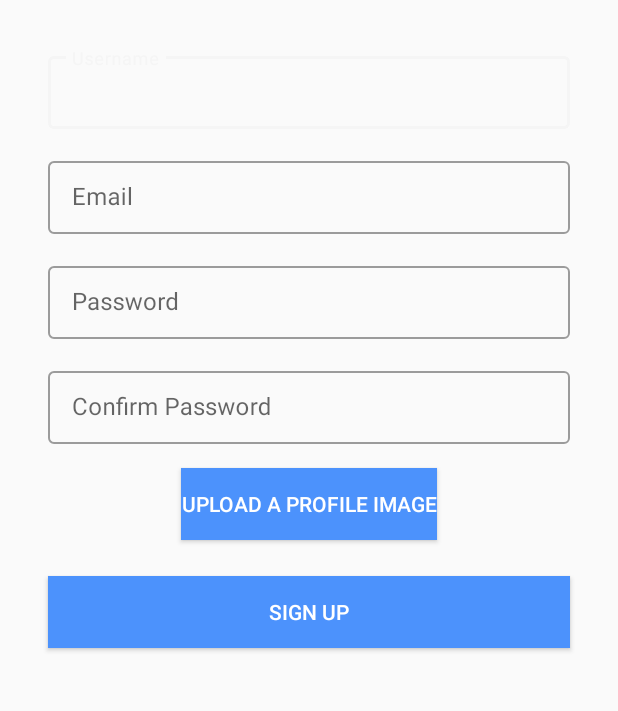
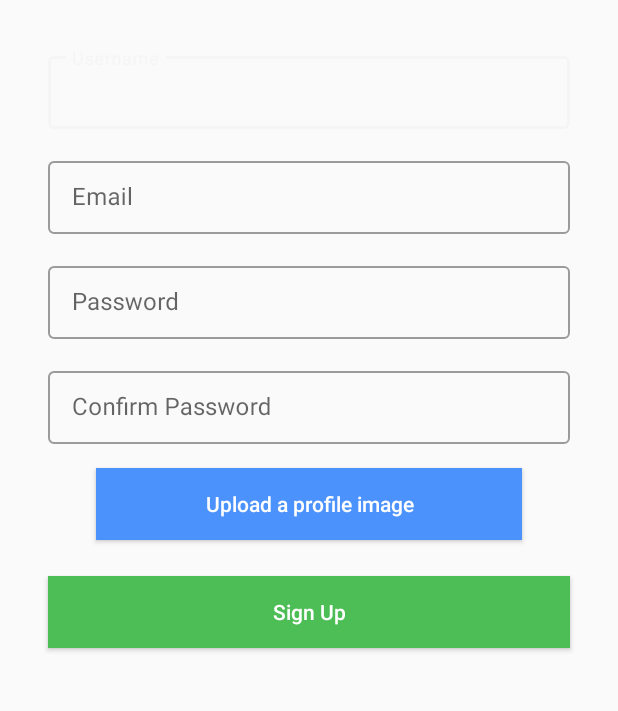
Before and after one commit to va-rau-jo/binstagram, an Android app: the SignupActivity screen opened directly, with no data from a screen before it, on a phone screen of 412 x 824 dp, the part 72-783 px from its top. Run offline under Robolectric (Android 15) with nearby library versions, the phone set to English and light mode, and no system bars; our stand-ins replace ButterKnife; libraries missing offline, so code that uses them is left out: com.parse.

Commit message:
added more login signup styling

```diff
--- a/app/src/main/res/layout/activity_login.xml
+++ b/app/src/main/res/layout/activity_login.xml
@@ -73,7 +73,7 @@
 
     <Button
         android:id="@+id/btnGoToSignup"
-        style="@style/login_button"
+        style="@style/signup_button"
         android:layout_width="0dp"
         android:layout_height="wrap_content"
         android:layout_marginStart="32dp"
@@ -83,6 +83,7 @@
         android:layout_marginRight="32dp"
         android:text="Sign Up"
         android:textAllCaps="false"
+        android:textAppearance="@style/TextAppearance.AppCompat.Small"
         app:layout_constraintEnd_toEndOf="parent"
         app:layout_constraintStart_toStartOf="parent"
         app:layout_constraintTop_toBottomOf="@+id/btnLogin" />
--- a/app/src/main/res/layout/activity_signup.xml
+++ b/app/src/main/res/layout/activity_signup.xml
@@ -98,23 +98,29 @@
     <Button
         android:id="@+id/btnUploadProfileImage"
         style="@style/login_button"
-        android:layout_width="wrap_content"
+        android:layout_width="0dp"
         android:layout_height="wrap_content"
+        android:layout_marginStart="64dp"
+        android:layout_marginLeft="64dp"
         android:layout_marginTop="16dp"
+        android:layout_marginEnd="64dp"
+        android:layout_marginRight="64dp"
         android:text="@string/upload_profile_image_text"
         app:layout_constraintEnd_toEndOf="parent"
         app:layout_constraintStart_toStartOf="parent"
+        android:textAllCaps="false"
         app:layout_constraintTop_toBottomOf="@+id/tilSignupConfirmPassword" />
 
     <Button
         android:id="@+id/btnSignUp"
-        style="@style/login_button"
+        style="@style/signup_button"
         android:layout_width="0dp"
         android:layout_height="wrap_content"
         android:layout_marginStart="32dp"
         android:layout_marginTop="24dp"
         android:layout_marginEnd="32dp"
         android:text="Sign Up"
+        android:textAllCaps="false"
         app:layout_constraintEnd_toEndOf="parent"
         app:layout_constraintStart_toStartOf="parent"
         app:layout_constraintTop_toBottomOf="@+id/btnUploadProfileImage" />
--- a/app/src/main/res/values/colors.xml
+++ b/app/src/main/res/values/colors.xml
@@ -7,4 +7,5 @@
     <color name="black">#000000</color>
     <color name="instagramBlue">#405DE6</color>
     <color name="buttonBlue">#4c92fc</color>
+    <color name="buttonGreen">#4dbd55</color>
 </resources>
--- a/app/src/main/res/values/styles.xml
+++ b/app/src/main/res/values/styles.xml
@@ -16,6 +16,11 @@
         <item name="android:background">@color/buttonBlue</item>
     </style>
 
+    <style name="signup_button" parent="TextAppearance.AppCompat.Widget.Button.Colored">
+        <item name="android:colorBackground">@color/buttonGreen</item>
+        <item name="android:background">@color/buttonGreen</item>
+    </style>
+
     <style name="login_input" parent="Widget.MaterialComponents.TextInputLayout.OutlinedBox.Dense">
     </style>
 
```
Also changed, not shown: app/src/main/java/com/example/binstagram/activities/HomeActivity.java (+49 -54 lines), app/src/main/java/com/example/binstagram/activities/ProfileActivity.java (+94 -0 lines), app/src/main/java/com/example/binstagram/utils/FeedHelper.java (added, +31 -0 lines), app/src/main/java/com/example/binstagram/utils/FormatHelper.java (+6 -19 lines), app/src/main/res/layout/activity_profile.xml (+15 -0 lines).
